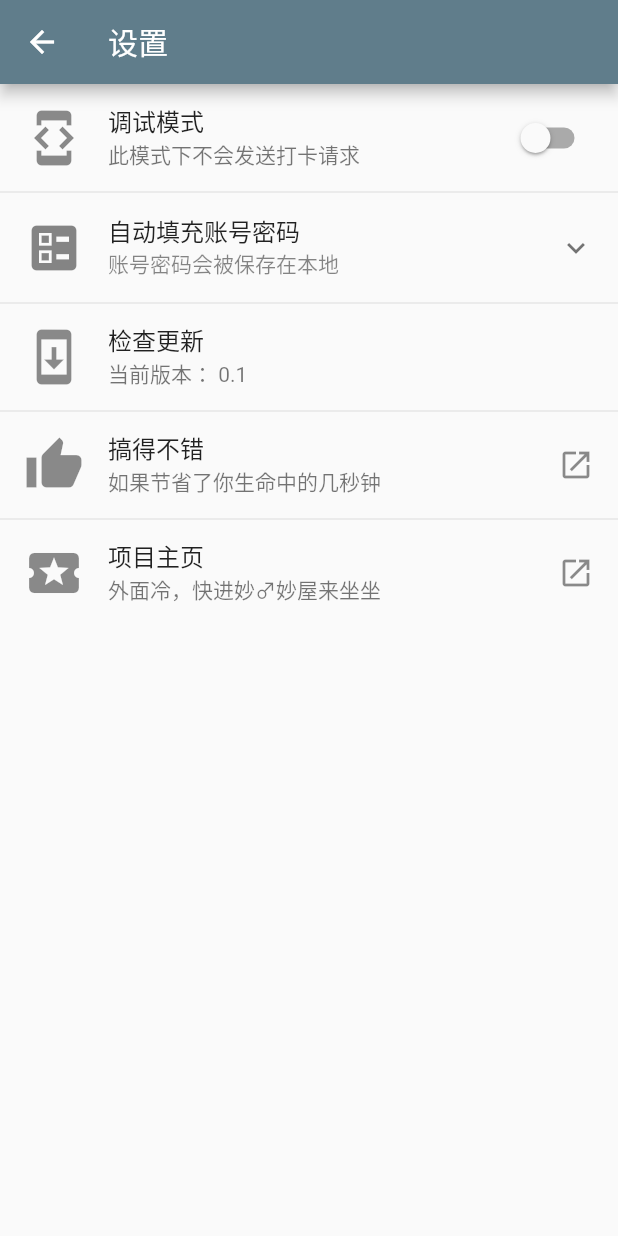
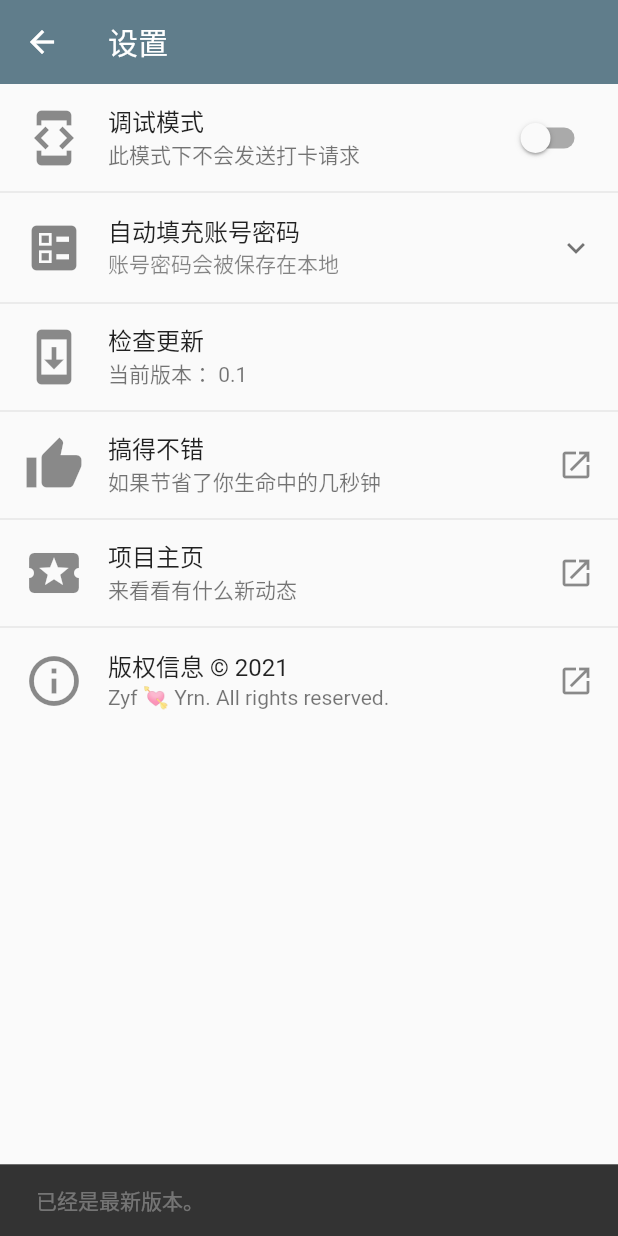
Before and after one commit to Yidadaa/Auto-Check-Temperature, a Flutter app: the SettingPage screen opened by its route, after a tap on "检查更新", on a phone screen of 412 x 824 dp. Run offline on Flutter 3.47's test engine with Material 2 defaults, Android fonts, the phone set to English and light mode, and no system bars; our stand-ins replace shared_preferences, webview_flutter; accounts and stored records are empty.

Commit message:
feat(settings): add donate and icons

```diff
--- a/lib/pages/settings.dart
+++ b/lib/pages/settings.dart
@@ -1,5 +1,8 @@
+import 'dart:async';
+
 import 'package:flutter/material.dart';
 import 'package:shared_preferences/shared_preferences.dart';
+import 'package:url_launcher/url_launcher.dart';
 
 class SettingPage extends StatefulWidget {
   SettingPage({Key key}) : super(key: key);
@@ -11,8 +14,11 @@ class SettingPage extends StatefulWidget {
 class _SettingPageState extends State<SettingPage> {
   bool _isDebugging = false;
   bool _autoFillPass = false;
+  bool _isCheckingUpdate = false;
+  int year = DateTime.now().year;
   Map<String, String> _userInfo = {'id': '', 'pwd': ''};
   Future<SharedPreferences> _prefs = SharedPreferences.getInstance();
+  final GlobalKey<ScaffoldState> _scaffoldKey = new GlobalKey<ScaffoldState>();
 
   @override
   void initState() {
@@ -47,6 +53,19 @@ class _SettingPageState extends State<SettingPage> {
     print(k + value);
   }
 
+  void _checkUpdate() async {
+    setState(() {
+      _isCheckingUpdate = true;
+    });
+    Timer(Duration(seconds: 1), () {
+      _scaffoldKey.currentState
+          .showSnackBar(SnackBar(content: Text('已经是最新版本。')));
+      setState(() {
+        _isCheckingUpdate = false;
+      });
+    });
+  }
+
   Widget _buildListItem(
       {IconData iconData,
       String title,
@@ -69,8 +88,10 @@ class _SettingPageState extends State<SettingPage> {
   @override
   Widget build(BuildContext context) {
     return Scaffold(
+        key: _scaffoldKey,
         appBar: AppBar(
           title: Text("设置"),
+          elevation: 0,
         ),
         body: ListView(
           children: ListTile.divideTiles(
@@ -133,22 +154,44 @@ class _SettingPageState extends State<SettingPage> {
                 ],
               ),
               _buildListItem(
+                  onTap: _checkUpdate,
                   iconData: Icons.system_update,
                   title: '检查更新',
                   subtitle: '当前版本： 0.1',
+                  trailing: _isCheckingUpdate
+                      ? Container(
+                          height: 18,
+                          width: 21,
+                          padding: EdgeInsets.only(right: 3),
+                          child: CircularProgressIndicator(
+                            strokeWidth: 2.2,
                           ),
+                        )
+                      : null),
               _buildListItem(
                   iconData: Icons.thumb_up,
                   title: '搞得不错',
                   subtitle: '如果节省了你生命中的几秒钟',
                   trailing: Icon(Icons.open_in_new),
-              ),
+                  onTap: () {
+                    launch('https://qr.alipay.com/fkx12171cwhhbzwv462buc6');
+                  }),
               _buildListItem(
                   iconData: Icons.local_play,
                   title: '项目主页',
-                subtitle: '外面冷，快进妙♂妙屋来坐坐',
+                  subtitle: '来看看有什么新动态',
                   trailing: Icon(Icons.open_in_new),
-              ),
+                  onTap: () {
+                    launch('https://github.com/Yidadaa/Auto-Check-Temperature');
+                  }),
+              _buildListItem(
+                  iconData: Icons.info_outline,
+                  title: '版权信息 © $year',
+                  subtitle: 'Zyf 💘 Yrn. All rights reserved.',
+                  trailing: Icon(Icons.open_in_new),
+                  onTap: () {
+                    launch('https://www.github.com/Yidadaa');
+                  }),
             ],
           ).toList(),
         ));
--- a/pubspec.yaml
+++ b/pubspec.yaml
@@ -23,7 +23,7 @@ environment:
 dependencies:
   webview_flutter: ^1.0.7
   shared_preferences: ^0.5.12+4
-  dio: ^3.0.10
+  url_launcher: ^5.7.10
   flutter:
     sdk: flutter
 
```
Also changed, not shown: lib/pages/login.dart (+4 -3 lines), pubspec.lock, 7 other files. Lines whose indentation alone changed are shown as unchanged.
